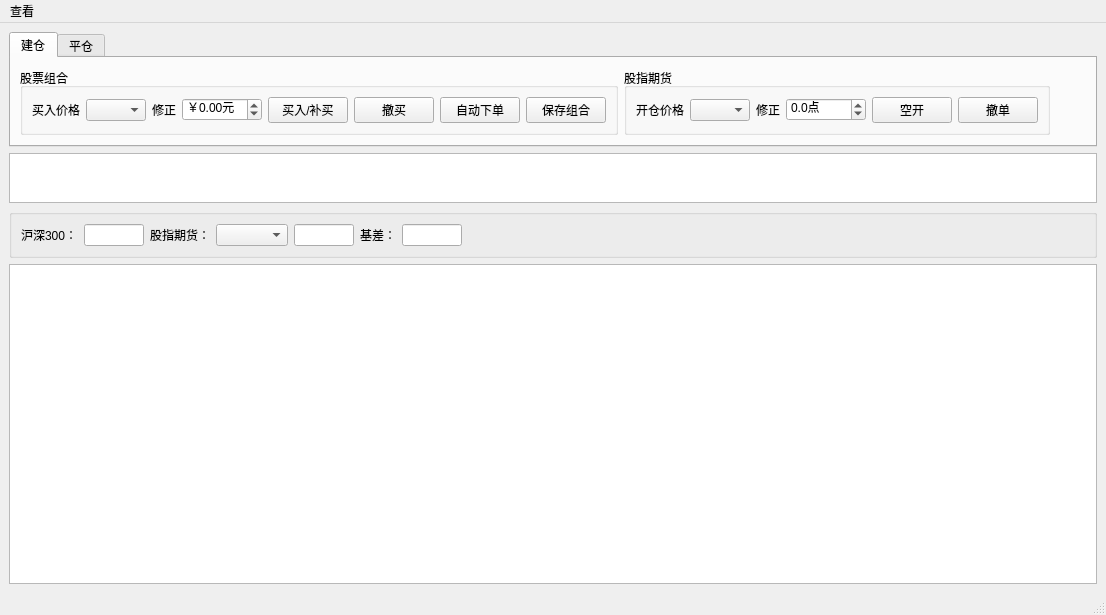
Above: easytrader/tradeui.ui from unit-xx/xfiles before the change. Below: the same form after it.
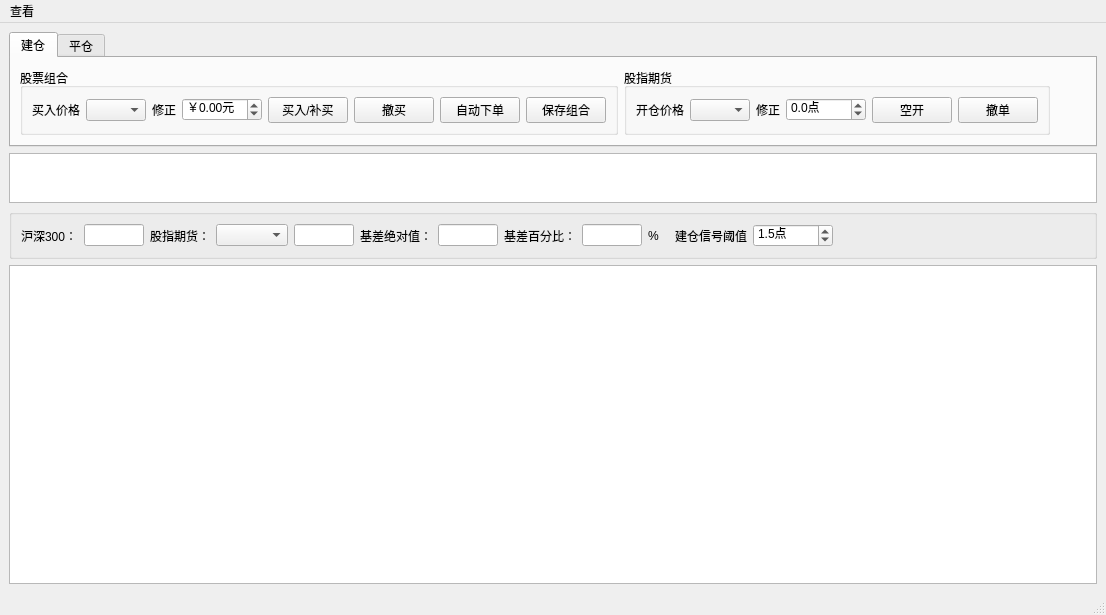
That is the form after the change.

Patch:
```diff
--- a/easytrader/tradeui.ui
+++ b/easytrader/tradeui.ui
@@ -608,7 +608,7 @@
           </sizepolicy>
          </property>
          <property name="text">
-          <string>基差：</string>
+          <string>基差绝对值：</string>
          </property>
         </widget>
        </item>
@@ -637,7 +637,7 @@
          </property>
         </widget>
        </item>
-       <item row="0" column="7">
+       <item row="0" column="12">
         <spacer name="horizontalSpacer_3">
          <property name="orientation">
           <enum>Qt::Horizontal</enum>
@@ -653,6 +653,122 @@
          </property>
         </spacer>
        </item>
+       <item row="0" column="8">
+        <widget class="QLineEdit" name="basediffperline">
+         <property name="sizePolicy">
+          <sizepolicy hsizetype="Fixed" vsizetype="Fixed">
+           <horstretch>1</horstretch>
+           <verstretch>0</verstretch>
+          </sizepolicy>
+         </property>
+         <property name="minimumSize">
+          <size>
+           <width>0</width>
+           <height>0</height>
+          </size>
+         </property>
+         <property name="maximumSize">
+          <size>
+           <width>60</width>
+           <height>16777215</height>
+          </size>
+         </property>
+         <property name="readOnly">
+          <bool>true</bool>
+         </property>
+        </widget>
+       </item>
+       <item row="0" column="7">
+        <widget class="QLabel" name="label_12">
+         <property name="sizePolicy">
+          <sizepolicy hsizetype="Fixed" vsizetype="Preferred">
+           <horstretch>0</horstretch>
+           <verstretch>0</verstretch>
+          </sizepolicy>
+         </property>
+         <property name="text">
+          <string>基差百分比：</string>
+         </property>
+        </widget>
+       </item>
+       <item row="0" column="10">
+        <widget class="QLabel" name="label_13">
+         <property name="sizePolicy">
+          <sizepolicy hsizetype="Fixed" vsizetype="Preferred">
+           <horstretch>0</horstretch>
+           <verstretch>0</verstretch>
+          </sizepolicy>
+         </property>
+         <property name="text">
+          <string>建仓信号阈值</string>
+         </property>
+        </widget>
+       </item>
+       <item row="0" column="11">
+        <widget class="QDoubleSpinBox" name="openthresholdspin">
+         <property name="sizePolicy">
+          <sizepolicy hsizetype="Minimum" vsizetype="Fixed">
+           <horstretch>0</horstretch>
+           <verstretch>0</verstretch>
+          </sizepolicy>
+         </property>
+         <property name="minimumSize">
+          <size>
+           <width>80</width>
+           <height>0</height>
+          </size>
+         </property>
+         <property name="maximumSize">
+          <size>
+           <width>80</width>
+           <height>16777215</height>
+          </size>
+         </property>
+         <property name="styleSheet">
+          <string notr="true"/>
+         </property>
+         <property name="frame">
+          <bool>true</bool>
+         </property>
+         <property name="buttonSymbols">
+          <enum>QAbstractSpinBox::UpDownArrows</enum>
+         </property>
+         <property name="prefix">
+          <string/>
+         </property>
+         <property name="suffix">
+          <string>点</string>
+         </property>
+         <property name="decimals">
+          <number>1</number>
+         </property>
+         <property name="minimum">
+          <double>0.000000000000000</double>
+         </property>
+         <property name="maximum">
+          <double>10000.000000000000000</double>
+         </property>
+         <property name="singleStep">
+          <double>0.100000000000000</double>
+         </property>
+         <property name="value">
+          <double>1.500000000000000</double>
+         </property>
+        </widget>
+       </item>
+       <item row="0" column="9">
+        <widget class="QLabel" name="label_14">
+         <property name="sizePolicy">
+          <sizepolicy hsizetype="Fixed" vsizetype="Preferred">
+           <horstretch>0</horstretch>
+           <verstretch>0</verstretch>
+          </sizepolicy>
+         </property>
+         <property name="text">
+          <string>%   </string>
+         </property>
+        </widget>
+       </item>
       </layout>
      </widget>
     </item>
```
